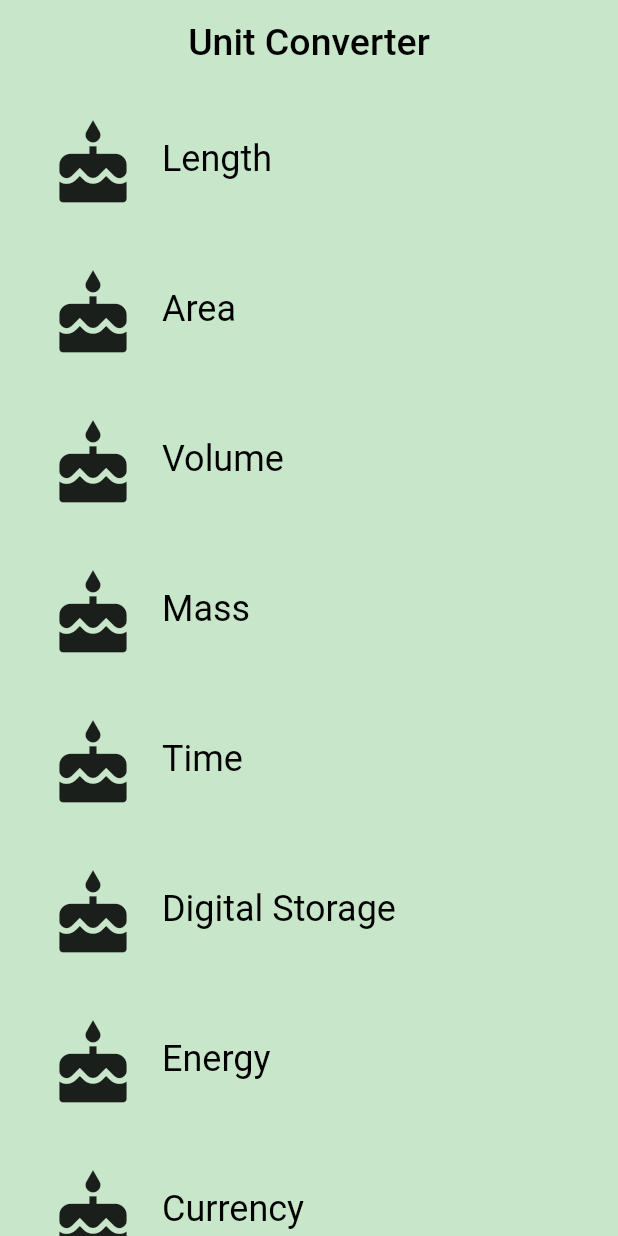
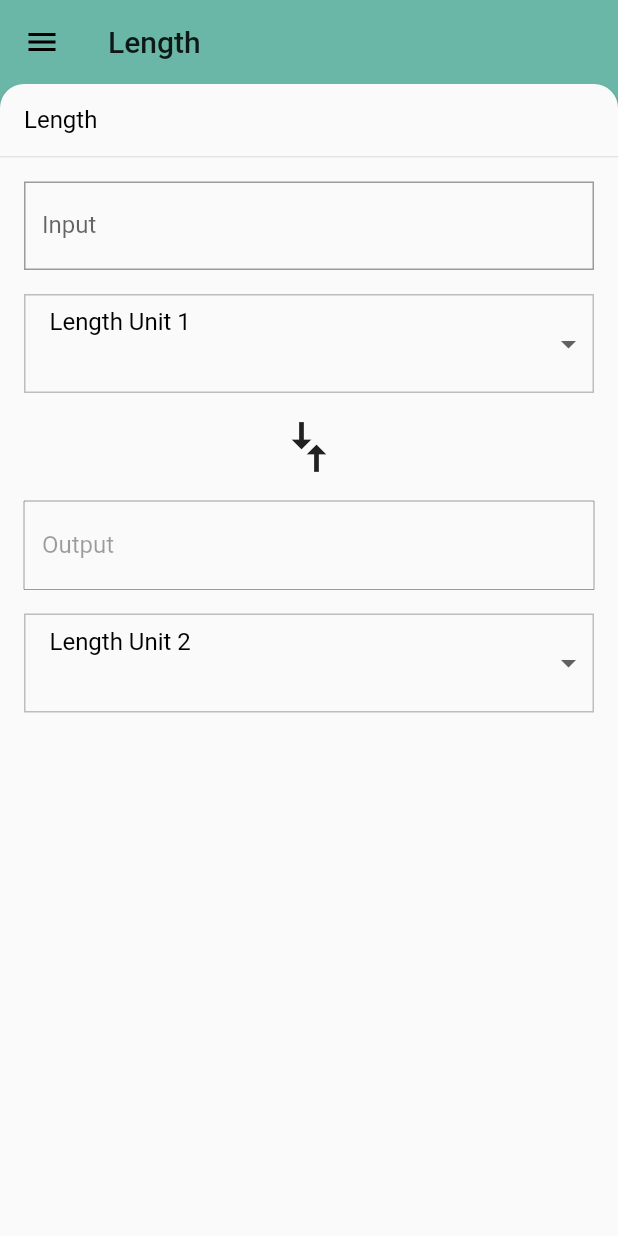
Before and after one commit to mrmitew/Unit-Converter, a Flutter app: the screen it shows after launch, on a phone screen of 412 x 824 dp. Run offline on Flutter 3.47's test engine with Material 2 defaults, Android fonts, the phone set to English and light mode, and no system bars.

Commit message:
[add] backdrop 8)

```diff
--- a/lib/backdrop.dart
+++ b/lib/backdrop.dart
@@ -231,7 +231,7 @@ class _BackdropState extends State<Backdrop>
 
     return Container(
       key: _backdropKey,
-      color: widget.currentCategory.categoryColor,
+      color: widget.currentCategory.color,
       child: Stack(
         children: <Widget>[
           widget.backPanel,
@@ -241,7 +241,7 @@ class _BackdropState extends State<Backdrop>
               onTap: _toggleBackdropPanelVisibility,
               onVerticalDragUpdate: _handleDragUpdate,
               onVerticalDragEnd: _handleDragEnd,
-              title: Text(widget.currentCategory.categoryName),
+              title: Text(widget.currentCategory.name),
               child: widget.frontPanel,
             ),
           ),
@@ -254,7 +254,7 @@ class _BackdropState extends State<Backdrop>
   Widget build(BuildContext context) {
     return Scaffold(
       appBar: AppBar(
-        backgroundColor: widget.currentCategory.categoryColor,
+        backgroundColor: widget.currentCategory.color,
         elevation: 0.0,
         leading: IconButton(
           onPressed: _toggleBackdropPanelVisibility,
--- a/lib/category.dart
+++ b/lib/category.dart
@@ -8,9 +8,9 @@ import 'package:flutter/material.dart';
 import 'package:hello_rectangle/unit.dart';
 
 class Category {
-  final String categoryName;
-  final IconData categoryIcon;
-  final ColorSwatch categoryColor;
+  final String name;
+  final IconData icon;
+  final ColorSwatch color;
   final List<Unit> units;
 
   /// Creates a [Category].
@@ -18,12 +18,12 @@ class Category {
   /// A [Category] saves the name of the Category (e.g. 'Length'), its color for
   /// the UI, and the icon that represents it (e.g. a ruler).
   const Category(
-      {@required this.categoryName,
-      @required this.categoryIcon,
-      @required this.categoryColor,
+      {@required this.name,
+      @required this.icon,
+      @required this.color,
       @required this.units})
-      : assert(categoryName != null),
-        assert(categoryIcon != null),
-        assert(categoryColor != null),
+      : assert(name != null),
+        assert(icon != null),
+        assert(color != null),
         assert(units != null);
 }
--- a/lib/category_route.dart
+++ b/lib/category_route.dart
@@ -3,6 +3,7 @@
 // found in the LICENSE file.
 
 import 'package:flutter/material.dart';
+import 'package:hello_rectangle/backdrop.dart';
 import 'package:hello_rectangle/category.dart';
 import 'package:hello_rectangle/category_tile.dart';
 import 'package:hello_rectangle/converter_route.dart';
@@ -26,6 +27,7 @@ class _CategoryRouteState extends State<CategoryRoute> {
   // TODO: Keep track of a default [Category], and the currently-selected
 
   static final _mainColor = Colors.green[100];
+  static const defaultCategoryIndex = 0;
 
   static const _categoryNames = <String>[
     'Length',
@@ -75,6 +77,7 @@ class _CategoryRouteState extends State<CategoryRoute> {
   ];
 
   final categories = <Category>[];
+  Category _currentCategory;
 
   /// Returns a list of mock [Unit]s.
   List<Unit> _retrieveUnitList(String categoryName) =>
@@ -89,62 +92,47 @@ class _CategoryRouteState extends State<CategoryRoute> {
   @override
   void initState() {
     super.initState();
-    // TODO: Set the default [Category] for the unit converter that opens
+
     for (var i = 0; i < _categoryNames.length; i++) {
       final category = Category(
-          categoryName: _categoryNames[i],
-          categoryIcon: Icons.cake,
-          categoryColor: _baseColors[i],
+          name: _categoryNames[i],
+          icon: Icons.cake,
+          color: _baseColors[i],
           units: _retrieveUnitList(_categoryNames[i]));
       categories.add(category);
     }
+
+    _currentCategory = categories[defaultCategoryIndex];
   }
 
   Widget _buildCategoryTileWidgets() {
-    return ListView.builder(
-      itemBuilder: (context, index) => CategoryTile(
-            category: categories[index],
-            categoryTapCallback: (Category category) =>
-                _navigateToConverter(context, category),
-          ),
-      itemCount: categories.length,
+    return Backdrop(
+      currentCategory: _currentCategory,
+      frontPanel: UnitConverter(category: _currentCategory),
+      backPanel: Padding(
+        padding: const EdgeInsets.only(bottom: 48.0),
+        child: ListView.builder(
+          itemBuilder: (context, index) => CategoryTile(
+                category: categories[index],
+                categoryTapCallback: (Category category) =>
+                    _onCategoryTap(category),
+              ),
+          itemCount: categories.length,
+        ),
+      ),
+      frontTitle: Text(_currentCategory.name),
+      backTitle: Text("Select a category"),
     );
+  }
+
+  void _onCategoryTap(Category category) {
+    setState(() {
+      _currentCategory = category;
+    });
   }
 
   @override
   Widget build(BuildContext context) {
-    final listView = Container(
-        color: _mainColor,
-        child: Padding(
-          padding: const EdgeInsets.symmetric(horizontal: 8.0),
-          child: _buildCategoryTileWidgets(),
-        ));
-
-    final appBar = AppBar(
-      backgroundColor: _mainColor,
-      centerTitle: true,
-      title: Text(
-        "Unit Converter",
-        style: TextStyle(fontSize: 25.0, color: Colors.black),
-      ),
-      elevation: 0.0,
-    );
-
-    return Scaffold(
-      appBar: appBar,
-      body: listView,
-    );
-  }
-
-  void _navigateToConverter(BuildContext context, Category category) {
-    Navigator.of(context).push(MaterialPageRoute<Null>(
-      builder: (BuildContext context) {
-        return UnitConverter(
-          color: category.categoryColor,
-          name: category.categoryName,
-          units: category.units,
-        );
-      },
-    ));
+    return Container(color: _mainColor, child: _buildCategoryTileWidgets());
   }
 }
--- a/lib/category_tile.dart
+++ b/lib/category_tile.dart
@@ -31,8 +31,8 @@ class CategoryTile extends StatelessWidget {
     return Material(
       color: Colors.transparent,
       child: InkWell(
-        highlightColor: category.categoryColor["highlight"],
-        splashColor: category.categoryColor["splash"],
+        highlightColor: category.color["highlight"],
+        splashColor: category.color["splash"],
         borderRadius: BorderRadius.all(Radius.circular(_rowHeight / 2)),
         onTap: () {
           if (categoryTapCallback != null) categoryTapCallback(category);
@@ -45,12 +45,12 @@ class CategoryTile extends StatelessWidget {
               Padding(
                 padding: const EdgeInsets.all(16.0),
                 child: Icon(
-                  category.categoryIcon,
+                  category.icon,
                   size: 60.0,
                 ),
               ),
               Text(
-                category.categoryName,
+                category.name,
                 textAlign: TextAlign.center,
                 style: TextStyle(fontSize: 24.0),
               ),
```
Also changed, not shown: lib/converter_route.dart (+33 -27 lines).
